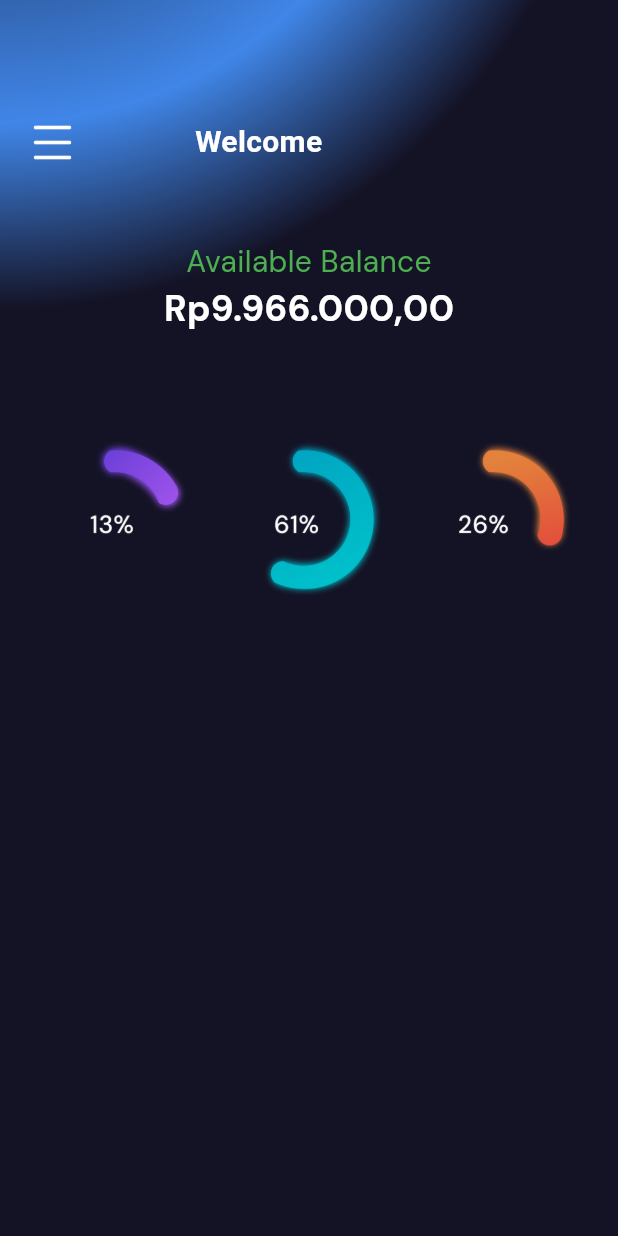
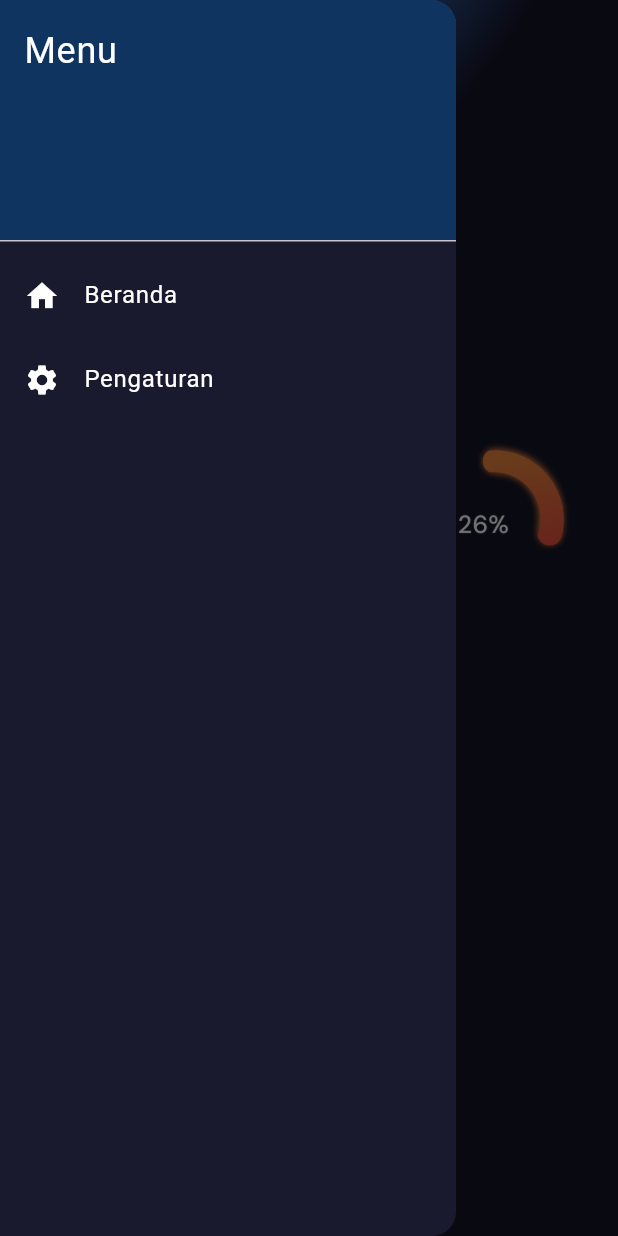
Before and after one commit to vann10/projek_pab_duit, a Flutter app: the screen it shows after launch, with the side drawer open (before the commit the screen has no drawer), on a phone screen of 412 x 824 dp. Run offline on Flutter 3.47's test engine with Material 3 defaults, Android fonts, the phone set to English and light mode, and no system bars; our stand-ins replace google_fonts; Roboto replaces fonts that are missing (Syncopate).

Commit message:
munculin list hamburger

```diff
--- a/lib/home_page.dart
+++ b/lib/home_page.dart
@@ -9,16 +9,14 @@ class HomePage extends StatelessWidget {
   @override
   Widget build(BuildContext context) {
     return Scaffold(
-      body: Stack(
+      drawer: const AppDrawer(),
+      body: Builder(builder: (context) => Stack(
         children: [
-          // Background image
           Container(
             width: double.infinity,
             height: double.infinity,
-            child: Container(
-              decoration: BoxDecoration(
-                gradient: RadialGradient(
-                  center: Alignment(-1.0, -1.5),
+            decoration: const BoxDecoration(
+              gradient: RadialGradient(center: Alignment(-1.0, -1.5),
               radius: 1,
               colors: [
                 Color(0xFF141326),
@@ -29,35 +27,78 @@ class HomePage extends StatelessWidget {
               ),
             ),
           ),
-          ),
-
-          Column(children: [
-            Header(),
-            SizedBox(height: 50),
-            Balance()
-            ]
+          Column(
+            children: [
+              Header(context),
+              const SizedBox(height: 50),
+              Balance(),
+              ],
               ),
             ],
+          ),
         ),
       );
     }
   }
 
-Widget Header() {
+  // @override
+  // Widget build(BuildContext context) {
+  //   return Scaffold(
+  //     body: Stack(
+  //       children: [
+  //         // Background image
+  //         Container(
+  //           width: double.infinity,
+  //           height: double.infinity,
+  //           child: Container(
+  //             decoration: BoxDecoration(
+  //               gradient: RadialGradient(
+  //                 center: Alignment(-1.0, -1.5),
+  //                 radius: 1,
+  //                 colors: [
+  //                   Color(0xFF141326),
+  //                   Color.fromARGB(255, 64, 134, 232),
+  //                   Color(0xFF141326),
+  //                 ],
+  //                 stops: [0.0, 0.7, 1],
+  //               ),
+  //             ),
+  //           ),
+  //         ),
+
+  //         Column(children: [
+  //           Header(),
+  //           SizedBox(height: 50),
+  //           Balance()
+  //           ]
+  //           ),
+  //       ],
+  //     ),
+  //   );
+  // }
+
+Widget Header(BuildContext context) {
   return Padding(
     padding: const EdgeInsets.only(
       top: 80.0,
       left: 20.0,
-    ), // atur jarak dari atas
+    ),
     child: Row(
-      // optional: untuk posisi tengah horizontal
       children: [
-        Image.asset('assets/images/hamburger.png', width: 30, height: 30),
-        SizedBox(width: 80),
+        GestureDetector(
+          onTap: () {
+            Scaffold.of(context).openDrawer();
+          },
+          child: Image.asset(
+            'assets/images/hamburger.png',
+            width: 30,
+            height: 30,
+          ),
+        ),
+        const SizedBox(width: 80),
         Text(
           "Welcome",
           style: GoogleFonts.syncopate(
-            // atau roboto, lato, dsb.
             color: Colors.white,
             fontSize: 20,
             fontWeight: FontWeight.bold,
@@ -96,3 +137,45 @@ Widget Balance() {
     ),
   );
 }
+
+class AppDrawer extends StatelessWidget {
+  const AppDrawer({super.key});
+
+  @override
+  Widget build(BuildContext context) {
+    return Drawer(
+      backgroundColor: Color(0xFF1A1A2E),
+      child: ListView(
+        padding: EdgeInsets.zero,
+        children: [
+          const DrawerHeader(
+            decoration: BoxDecoration(
+              color: Color(0xFF0F3460),
+            ),
+            child: Text(
+              'Menu',
+              style: TextStyle(
+                color: Colors.white,
+                fontSize: 24,
+              ),
+            ),
+          ),
+          ListTile(
+            leading: Icon(Icons.home, color: Colors.white),
+            title: const Text('Beranda', style: TextStyle(color: Colors.white)),
+            onTap: () {
+              Navigator.pop(context);
+            },
+          ),
+          ListTile(
+            leading: Icon(Icons.settings, color: Colors.white),
+            title: const Text('Pengaturan', style: TextStyle(color: Colors.white)),
+            onTap: () {
+              Navigator.pop(context);
+            },
+          ),
+        ],
+      ),
+    );
+  }
+}
```
Lines whose indentation alone changed are shown as unchanged.
